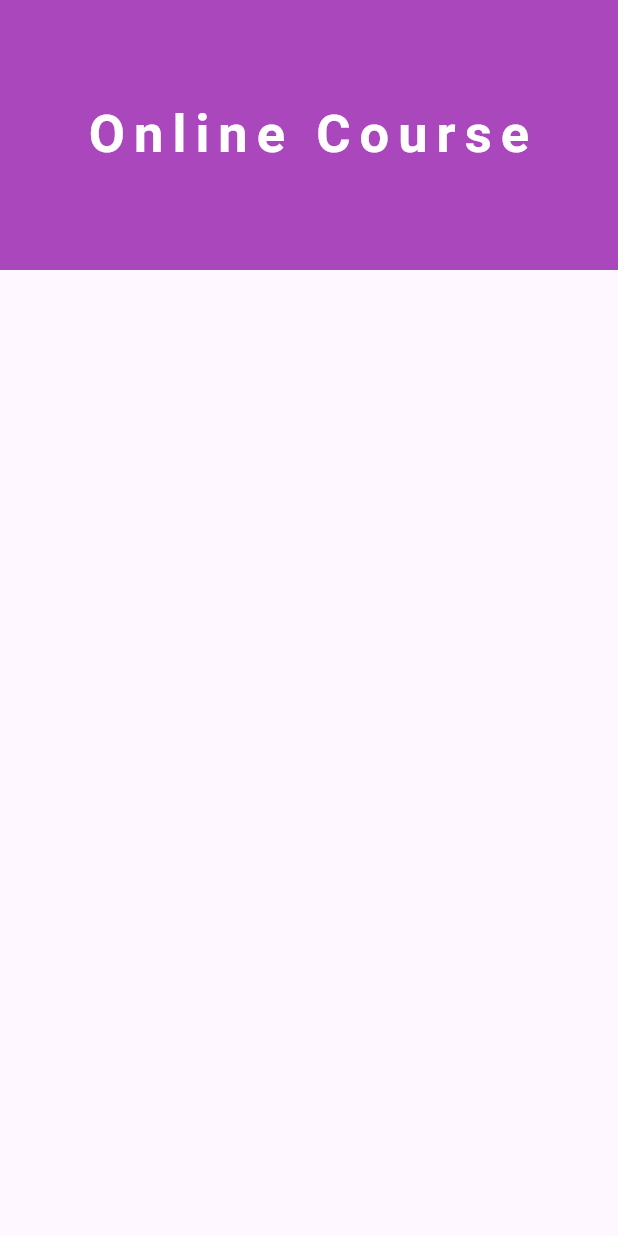
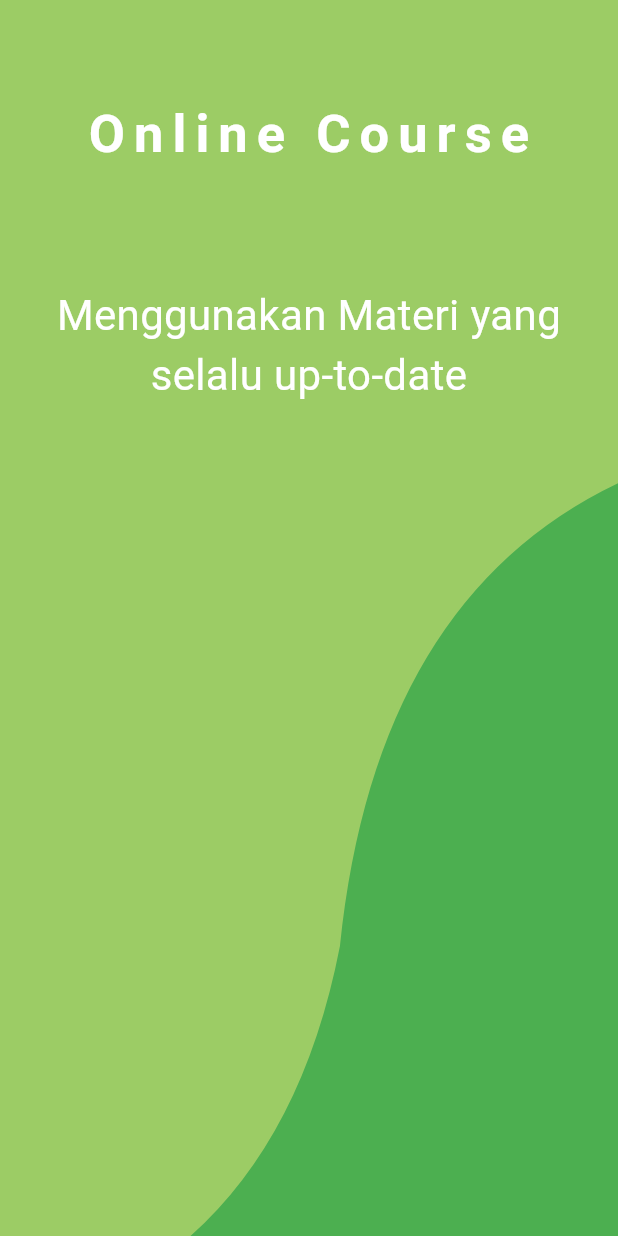
Before and after one commit to GerilValdo/online_course_application, a Flutter app: the screen it shows after launch, on a phone screen of 412 x 824 dp. Run offline on Flutter 3.47's test engine with Material 3 defaults, Android fonts, the phone set to English and light mode, and no system bars.

Commit message:
Create Background Wave, Text and Change Color AppBar

```diff
--- a/lib/main.dart
+++ b/lib/main.dart
@@ -15,7 +15,7 @@ class MyApp extends StatelessWidget {
       home: HomePage(),
       theme: ThemeData(
         appBarTheme: AppBarTheme(
-          backgroundColor: Colors.purple[400],
+          backgroundColor: Colors.lightGreen[400],
           toolbarHeight: 180,
           centerTitle: true,
           foregroundColor: Colors.white,
--- a/lib/screen/home_page.dart
+++ b/lib/screen/home_page.dart
@@ -9,6 +9,73 @@ class HomePage extends StatelessWidget {
       appBar: AppBar(
         title: Text('Online Course'),
       ),
+      backgroundColor: Colors.lightGreen[400],
+      body: WaveBackground(),
     );
   }
 }
+
+class WaveBackground extends StatelessWidget {
+  @override
+  Widget build(BuildContext context) {
+    return Stack(
+      children: [
+        Positioned.fill(
+          child: CustomPaint(
+            painter: WavePainter(),
+          ),
+        ),
+        Column(
+          children: [
+            SizedBox(
+              height: 10,
+            ),
+            Text(
+              'Menggunakan Materi yang selalu up-to-date',
+              maxLines: 2,
+              textAlign: TextAlign.center,
+              style: TextStyle(fontSize: 28, color: Colors.white),
+            ),
+          ],
+        ),
+      ],
+    );
+  }
+}
+
+class WavePainter extends CustomPainter {
+  @override
+  void paint(Canvas canvas, Size size) {
+    final Paint paint = Paint()
+      ..color = Colors.green
+      ..style = PaintingStyle.fill;
+
+    final Path path = Path();
+
+    path.moveTo(0, size.height * 1.1);
+
+    path.quadraticBezierTo(
+      size.width * 0.45,
+      size.height * 1.03,
+      size.width * 0.55,
+      size.height * 0.70,
+    );
+    path.quadraticBezierTo(
+      size.width * 0.75,
+      size.height * -0.55,
+      size.width * 5,
+      size.height * 1.10,
+    );
+
+    path.lineTo(size.width, size.height);
+    path.lineTo(0, size.height);
+    path.close();
+
+    canvas.drawPath(path, paint);
+  }
+
+  @override
+  bool shouldRepaint(covariant CustomPainter oldDelegate) {
+    return false;
+  }
+}
```
